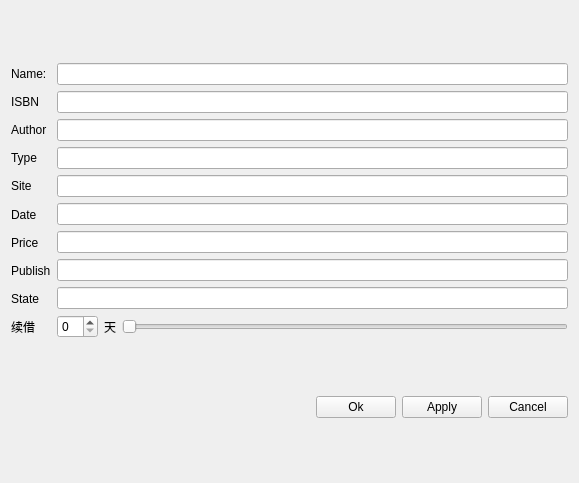
The window that sourcecode/editbook.ui (LiuzhouChan/database-Project-with-QT) describes before a commit, drawn with Qt 5.
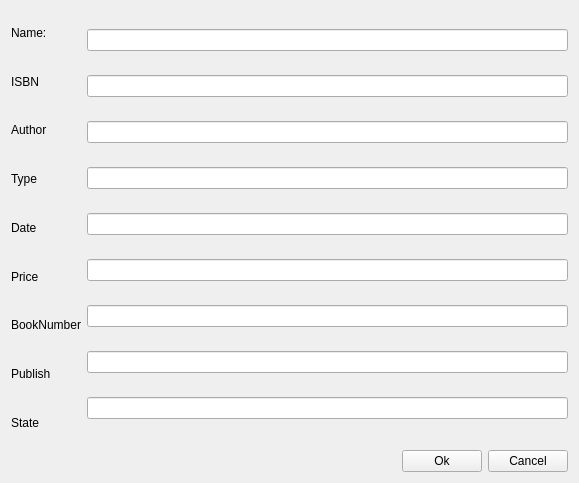
The same window after the commit.

Patch:
```diff
--- a/sourcecode/editbook.ui
+++ b/sourcecode/editbook.ui
@@ -46,13 +46,6 @@
          </property>
         </widget>
        </item>
-       <item>
-        <widget class="QLabel" name="label_8">
-         <property name="text">
-          <string>Site</string>
-         </property>
-        </widget>
-       </item>
        <item>
         <widget class="QLabel" name="label_6">
          <property name="text">
@@ -67,6 +60,13 @@
          </property>
         </widget>
        </item>
+       <item>
+        <widget class="QLabel" name="label_8">
+         <property name="text">
+          <string>BookNumber</string>
+         </property>
+        </widget>
+       </item>
        <item>
         <widget class="QLabel" name="label_4">
          <property name="text">
@@ -81,13 +81,6 @@
          </property>
         </widget>
        </item>
-       <item>
-        <widget class="QLabel" name="label_10">
-         <property name="text">
-          <string>续借</string>
-         </property>
-        </widget>
-       </item>
       </layout>
      </item>
      <item>
@@ -104,15 +97,15 @@
        <item>
         <widget class="QLineEdit" name="lineEdit_4"/>
        </item>
-       <item>
-        <widget class="QLineEdit" name="lineEdit_10"/>
-       </item>
        <item>
         <widget class="QLineEdit" name="lineEdit_5"/>
        </item>
        <item>
         <widget class="QLineEdit" name="lineEdit_6"/>
        </item>
+       <item>
+        <widget class="QLineEdit" name="lineEdit_9"/>
+       </item>
        <item>
         <widget class="QLineEdit" name="lineEdit_7"/>
        </item>
@@ -120,35 +113,7 @@
         <widget class="QLineEdit" name="lineEdit_8"/>
        </item>
        <item>
-        <layout class="QHBoxLayout" name="horizontalLayout_3">
-         <item>
-          <widget class="QSpinBox" name="spinBox">
-           <property name="readOnly">
-            <bool>false</bool>
-           </property>
-           <property name="maximum">
-            <number>30</number>
-           </property>
-          </widget>
-         </item>
-         <item>
-          <widget class="QLabel" name="label_11">
-           <property name="text">
-            <string>天</string>
-           </property>
-          </widget>
-         </item>
-         <item>
-          <widget class="QSlider" name="horizontalSlider">
-           <property name="maximum">
-            <number>30</number>
-           </property>
-           <property name="orientation">
-            <enum>Qt::Horizontal</enum>
-           </property>
-          </widget>
-         </item>
-        </layout>
+        <layout class="QHBoxLayout" name="horizontalLayout_3"/>
        </item>
       </layout>
      </item>
@@ -176,13 +141,6 @@
        </property>
       </widget>
      </item>
-     <item>
-      <widget class="QPushButton" name="pushButton">
-       <property name="text">
-        <string>Apply</string>
-       </property>
-      </widget>
-     </item>
      <item>
       <widget class="QPushButton" name="pushButton_3">
        <property name="text">
```
Left out of the diff: 35 changed lines with no effect on the pictures.
